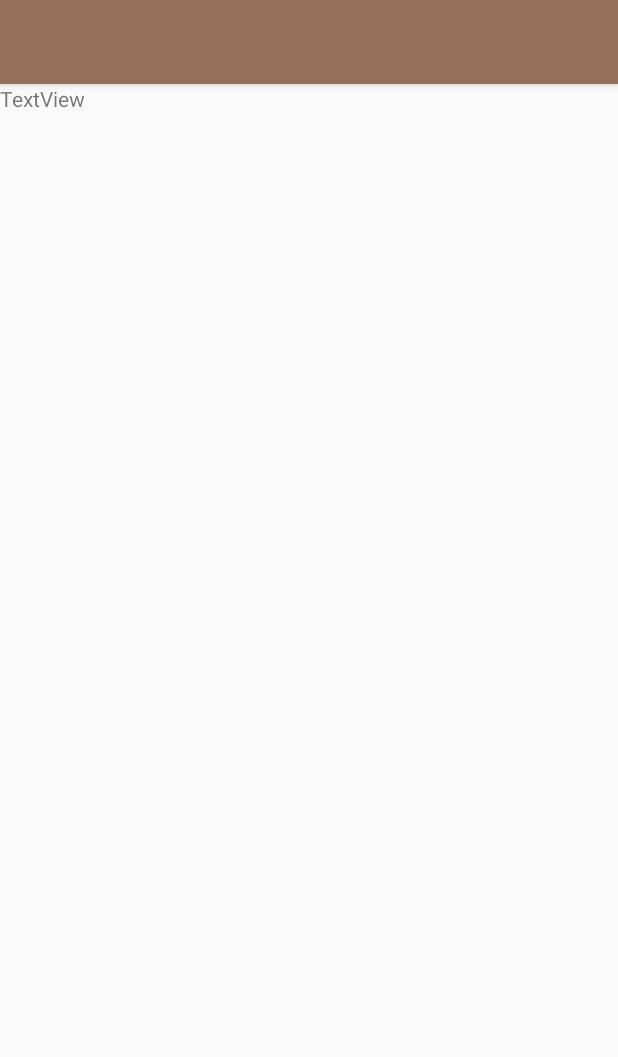
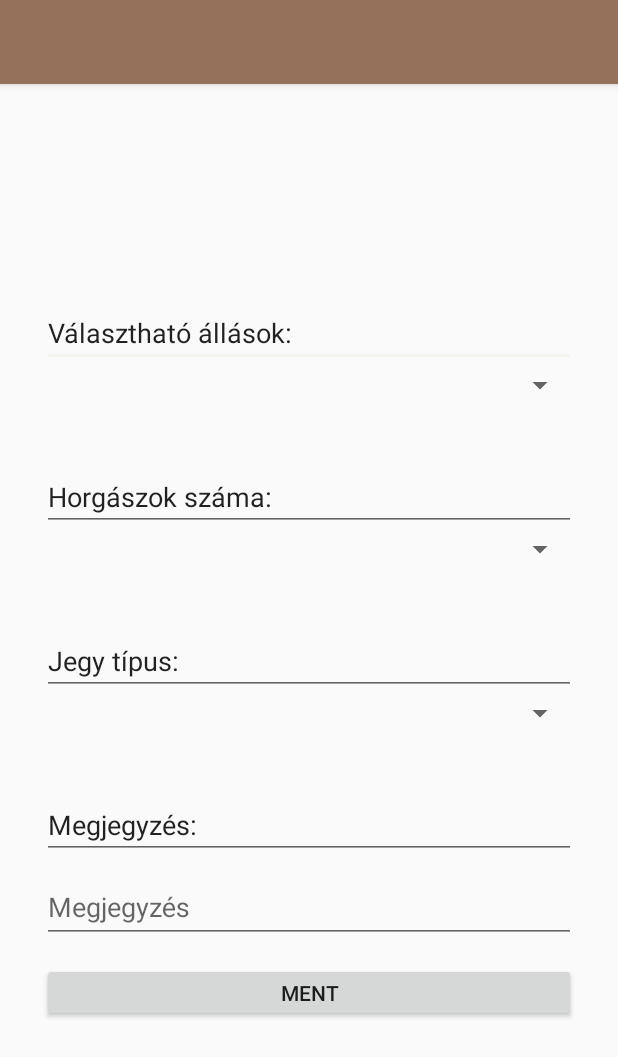
Before and after one commit to freefreefalling/szakdoga2, an Android app: the layout activity_idopont_foglalas_nap.xml on its own in the app's theme, with its tools: preview values and no code run, on a phone screen of 412 x 824 dp. Shown: the top 1057 px of the screen. Run offline under Robolectric (Android 15) with nearby library versions, the phone set to English and light mode, and no system bars.

Commit message:
időpont foglalás nap

```diff
--- a/app/src/main/java/hu/oe/szakdolgozat/n46god/ezerszigethorgszt/IdopontFoglalas.java
+++ b/app/src/main/java/hu/oe/szakdolgozat/n46god/ezerszigethorgszt/IdopontFoglalas.java
@@ -136,6 +136,7 @@ public class IdopontFoglalas extends AppCompatActivity {
         http.interfaceHozzaAd(new IKeszVan() {
             @Override
             public void keszVan(String string) {
+                Log.i("asd ", string);
                 try {
 
                     JSONObject jObject = new JSONObject(string);
@@ -156,7 +157,7 @@ public class IdopontFoglalas extends AppCompatActivity {
                         @Override
                         public boolean shouldDecorate(CalendarDay day) {
                             try {
-                                return napok.getString(day.getDay()+"") == "3" && day.getMonth()+1 == honap;
+                                return napok.getString(day.getDay()+"") == "3" ;
                             } catch (JSONException e) {
                                 e.printStackTrace();
                                 return false;
--- a/app/src/main/java/hu/oe/szakdolgozat/n46god/ezerszigethorgszt/IdopontFoglalasNap.java
+++ b/app/src/main/java/hu/oe/szakdolgozat/n46god/ezerszigethorgszt/IdopontFoglalasNap.java
@@ -10,9 +10,14 @@ import android.util.Log;
 import android.view.KeyEvent;
 import android.view.MenuItem;
 import android.view.View;
+import android.widget.ArrayAdapter;
+import android.widget.Spinner;
 import android.widget.TextView;
 
 public class IdopontFoglalasNap extends AppCompatActivity {
+    String[] allasok = {"1. állás", "2. állás", "3. állás", "4. állás", "5. állás", "6. állás", "7. állás", "8. állás", "9. állás", "10. állás", "11. állás", "12. állás", "13. állás", "14. állás", "15. állás", "16. állás", "VIP"};
+    String[] jegyTipus = {"12 órás", "24 órás", "72 órás", "egyedi"};
+    String[] horgaszokSzama = {"1", "2", "3"};
 
     @Override
     protected void onCreate(Bundle savedInstanceState) {
@@ -26,8 +31,21 @@ public class IdopontFoglalasNap extends AppCompatActivity {
 
         setTitle(getTitle() + ": " + datum);
 
-        TextView tv = (TextView) findViewById(R.id.textView);
-        tv.setText(datum);
+        Spinner spinner = (Spinner) findViewById(R.id.allasok);
+        ArrayAdapter<String> spinnerArrayAdapter = new ArrayAdapter<String>(this,   android.R.layout.simple_spinner_item, allasok);
+        spinnerArrayAdapter.setDropDownViewResource(android.R.layout.simple_spinner_dropdown_item); // The drop down view
+        spinner.setAdapter(spinnerArrayAdapter);
+
+        Spinner spinnerJegy = (Spinner) findViewById(R.id.jegyTipus);
+        ArrayAdapter<String> spinnerArrayAdapter2 = new ArrayAdapter<String>(this,   android.R.layout.simple_spinner_item, jegyTipus);
+        spinnerArrayAdapter2.setDropDownViewResource(android.R.layout.simple_spinner_dropdown_item); // The drop down view
+        spinnerJegy.setAdapter(spinnerArrayAdapter2);
+
+        Spinner spinnerHorgaszokSzama = (Spinner) findViewById(R.id.horgaszokSzama);
+        ArrayAdapter<String> spinnerArrayAdapter3 = new ArrayAdapter<String>(this,   android.R.layout.simple_spinner_item, horgaszokSzama);
+        spinnerArrayAdapter3.setDropDownViewResource(android.R.layout.simple_spinner_dropdown_item); // The drop down view
+        spinnerHorgaszokSzama.setAdapter(spinnerArrayAdapter3);
+        //tv.setText(datum);
     }
 
 
--- a/app/src/main/res/layout/content_idopont_foglalas_nap.xml
+++ b/app/src/main/res/layout/content_idopont_foglalas_nap.xml
@@ -8,11 +8,86 @@
     tools:context=".IdopontFoglalasNap"
     tools:showIn="@layout/activity_idopont_foglalas_nap">
 
-    <TextView
-        android:id="@+id/textView"
-        android:layout_width="wrap_content"
-        android:layout_height="wrap_content"
-        android:text="TextView"
-        tools:layout_editor_absoluteX="163dp"
-        tools:layout_editor_absoluteY="49dp" />
+    <LinearLayout
+        android:layout_width="356dp"
+        android:layout_height="482dp"
+        android:orientation="vertical"
+        app:layout_constraintBottom_toBottomOf="parent"
+        app:layout_constraintEnd_toEndOf="parent"
+        app:layout_constraintHorizontal_bias="0.5"
+        app:layout_constraintStart_toStartOf="parent"
+        app:layout_constraintTop_toTopOf="parent">
+
+        <EditText
+            android:id="@+id/editText"
+            android:layout_width="match_parent"
+            android:layout_height="wrap_content"
+            android:ems="10"
+            android:inputType="textPersonName"
+            android:text="Választható állások:" />
+
+        <Spinner
+            android:id="@+id/allasok"
+            android:layout_width="match_parent"
+            android:layout_height="wrap_content" />
+
+        <EditText
+            android:id="@+id/editText2"
+            android:layout_width="match_parent"
+            android:layout_height="wrap_content"
+            android:layout_marginTop="40dp"
+            android:ems="10"
+            android:inputType="textPersonName"
+            android:text="Horgászok száma:" />
+
+        <Spinner
+            android:id="@+id/horgaszokSzama"
+            android:layout_width="match_parent"
+            android:layout_height="wrap_content" />
+
+        <EditText
+            android:id="@+id/editText3"
+            android:layout_width="match_parent"
+            android:layout_height="wrap_content"
+            android:layout_marginTop="40dp"
+            android:ems="10"
+            android:inputType="textPersonName"
+            android:text="Jegy típus:" />
+
+        <Spinner
+            android:id="@+id/jegyTipus"
+            android:layout_width="match_parent"
+            android:layout_height="wrap_content" />
+
+        <EditText
+            android:id="@+id/editText5"
+            android:layout_width="match_parent"
+            android:layout_height="wrap_content"
+            android:layout_marginTop="40dp"
+            android:ems="10"
+            android:inputType="textPersonName"
+            android:text="Megjegyzés:" />
+
+        <android.support.design.widget.TextInputLayout
+            android:layout_width="match_parent"
+            android:layout_height="69dp">
+
+            <android.support.design.widget.TextInputEditText
+                android:layout_width="match_parent"
+                android:layout_height="wrap_content"
+                android:hint="Megjegyzés" />
+        </android.support.design.widget.TextInputLayout>
+
+        <Button
+            android:id="@+id/button7"
+            android:layout_width="match_parent"
+            android:layout_height="wrap_content"
+            android:text="Ment" />
+
+        <Button
+            android:id="@+id/button8"
+            android:layout_width="match_parent"
+            android:layout_height="wrap_content"
+            android:text="Ment" />
+    </LinearLayout>
 </android.support.constraint.ConstraintLayout>
```
